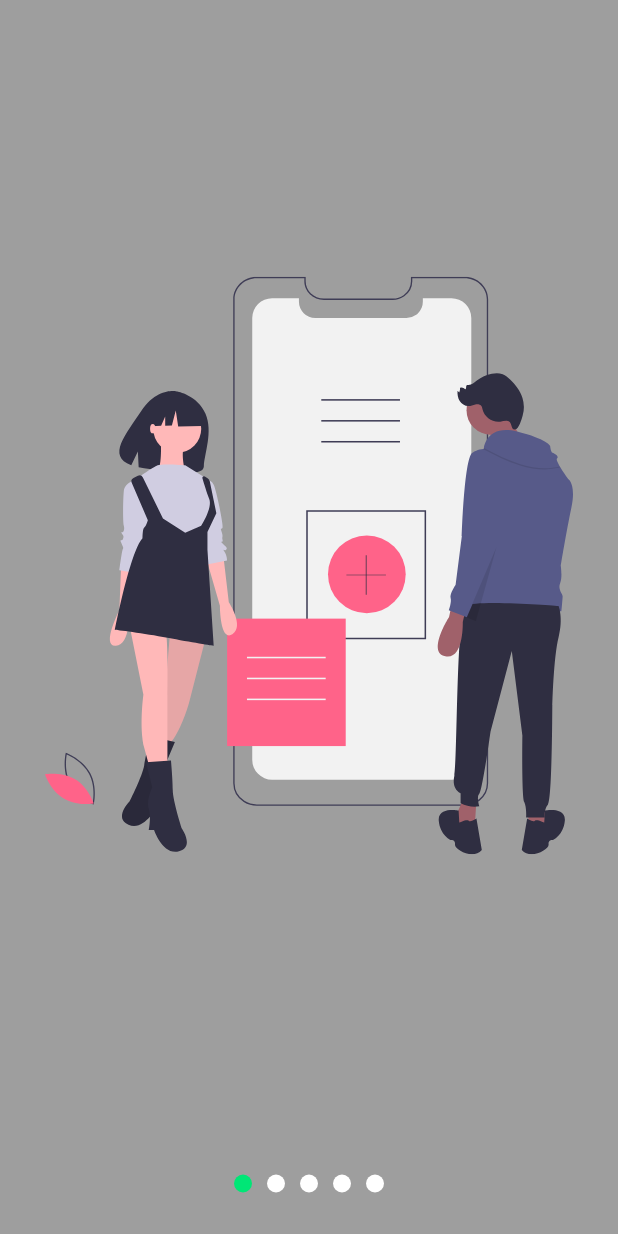
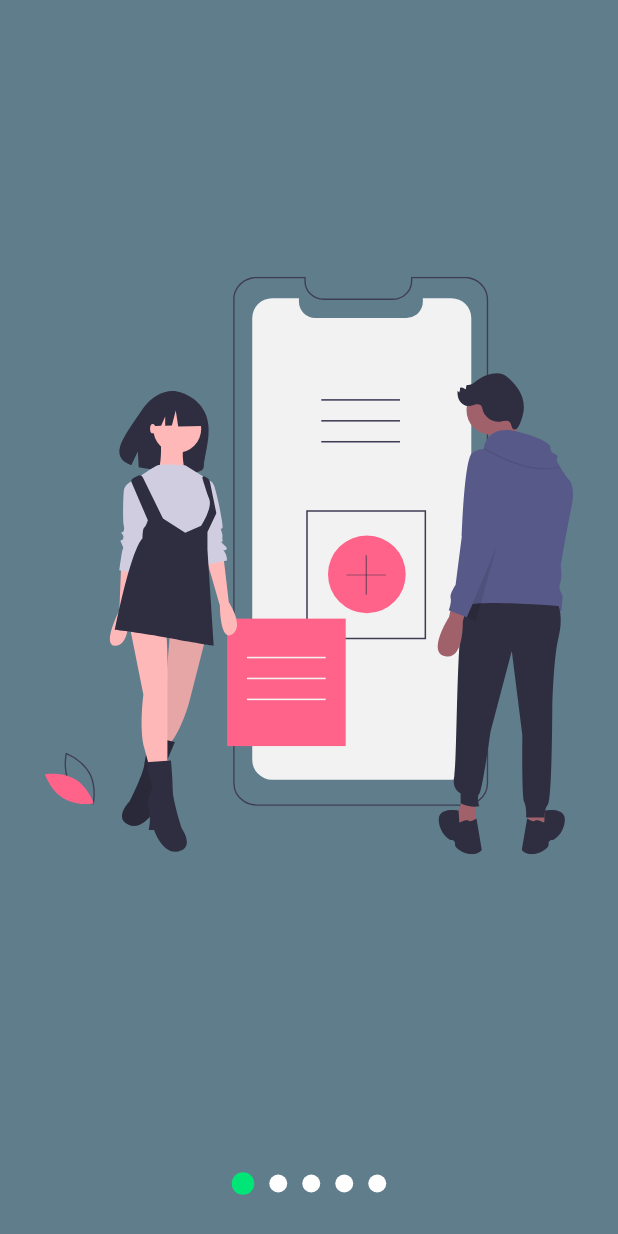
Before and after one commit to Flutter-Course-Sergio/designsApp, a Flutter app: the screen it shows after launch, on a phone screen of 412 x 824 dp. Run offline on Flutter 3.47's test engine with Material 3 defaults, Android fonts, the phone set to English and light mode, and no system bars; our stand-ins replace flutter_svg.

Commit message:
bullet size

```diff
--- a/lib/src/pages/slideshow_page.dart
+++ b/lib/src/pages/slideshow_page.dart
@@ -9,11 +9,13 @@ class SlideshowPage extends StatelessWidget {
   @override
   Widget build(BuildContext context) {
     return Scaffold(
-      backgroundColor: Colors.grey,
+      backgroundColor: Colors.blueGrey,
       body: Center(
           child: Slideshow(
         primaryColor: Colors.greenAccent.shade400,
         secondaryColor: Colors.white,
+        primaryBullet: 15,
+        secondaryBullet: 12,
         slides: [
           SvgPicture.asset('assets/svgs/slide-1.svg'),
           SvgPicture.asset('assets/svgs/slide-2.svg'),
--- a/lib/src/widgets/slideshow.dart
+++ b/lib/src/widgets/slideshow.dart
@@ -6,13 +6,17 @@ class Slideshow extends StatelessWidget {
   final bool dotsUp;
   final Color primaryColor;
   final Color secondaryColor;
+  final double primaryBullet;
+  final double secondaryBullet;
 
   const Slideshow(
       {super.key,
       required this.slides,
       this.dotsUp = false,
       this.primaryColor = Colors.blue,
-      this.secondaryColor = Colors.grey});
+      this.secondaryColor = Colors.grey,
+      this.primaryBullet = 12,
+      this.secondaryBullet = 12});
 
   @override
   Widget build(BuildContext context) {
@@ -24,6 +28,10 @@ class Slideshow extends StatelessWidget {
             Provider.of<_SlideshowModel>(context)._primaryColor = primaryColor;
             Provider.of<_SlideshowModel>(context)._secondaryColor =
                 secondaryColor;
+            Provider.of<_SlideshowModel>(context)._primaryBullet =
+                primaryBullet;
+            Provider.of<_SlideshowModel>(context)._secondaryBullet =
+                secondaryBullet;
 
             return _SlideshowStructure(dotsUp: dotsUp, slides: slides);
           },
@@ -129,20 +137,25 @@ class _Dot extends StatelessWidget {
 
   @override
   Widget build(BuildContext context) {
-    final pageViewIndex = Provider.of<_SlideshowModel>(context).currentPage;
-    final primaryColor = Provider.of<_SlideshowModel>(context).primaryColor;
-    final secondaryColor = Provider.of<_SlideshowModel>(context).secondaryColor;
+    final ssModel = Provider.of<_SlideshowModel>(context);
+    double size;
+    Color color;
+
+    if (ssModel.currentPage >= index - 0.5 &&
+        ssModel.currentPage < index + 0.5) {
+      size = ssModel.primaryBullet;
+      color = ssModel.primaryColor;
+    } else {
+      size = ssModel.secondaryBullet;
+      color = ssModel.secondaryColor;
+    }
 
     return AnimatedContainer(
       duration: const Duration(milliseconds: 200),
-      width: 12,
-      height: 12,
+      width: size,
+      height: size,
       margin: const EdgeInsets.symmetric(horizontal: 5),
-      decoration: BoxDecoration(
-          color: (pageViewIndex >= index - 0.5 && pageViewIndex < index + 0.5)
-              ? primaryColor
-              : secondaryColor,
-          shape: BoxShape.circle),
+      decoration: BoxDecoration(color: color, shape: BoxShape.circle),
     );
   }
 }
@@ -151,10 +164,14 @@ class _SlideshowModel with ChangeNotifier {
   double _currentPage = 0;
   Color _primaryColor = Colors.blue;
   Color _secondaryColor = Colors.grey;
+  double _primaryBullet = 12;
+  double _secondaryBullet = 12;
 
   double get currentPage => _currentPage;
   Color get primaryColor => _primaryColor;
   Color get secondaryColor => _secondaryColor;
+  double get primaryBullet => _primaryBullet;
+  double get secondaryBullet => _secondaryBullet;
 
   set currentPage(double currentPage) {
     _currentPage = currentPage;
@@ -170,4 +187,14 @@ class _SlideshowModel with ChangeNotifier {
     _secondaryColor = secondary;
     notifyListeners();
   }
+
+  set primaryBullet(double size) {
+    _primaryBullet = size;
+    notifyListeners();
+  }
+
+  set secondaryBullet(double size) {
+    _secondaryBullet = size;
+    notifyListeners();
+  }
 }
```
